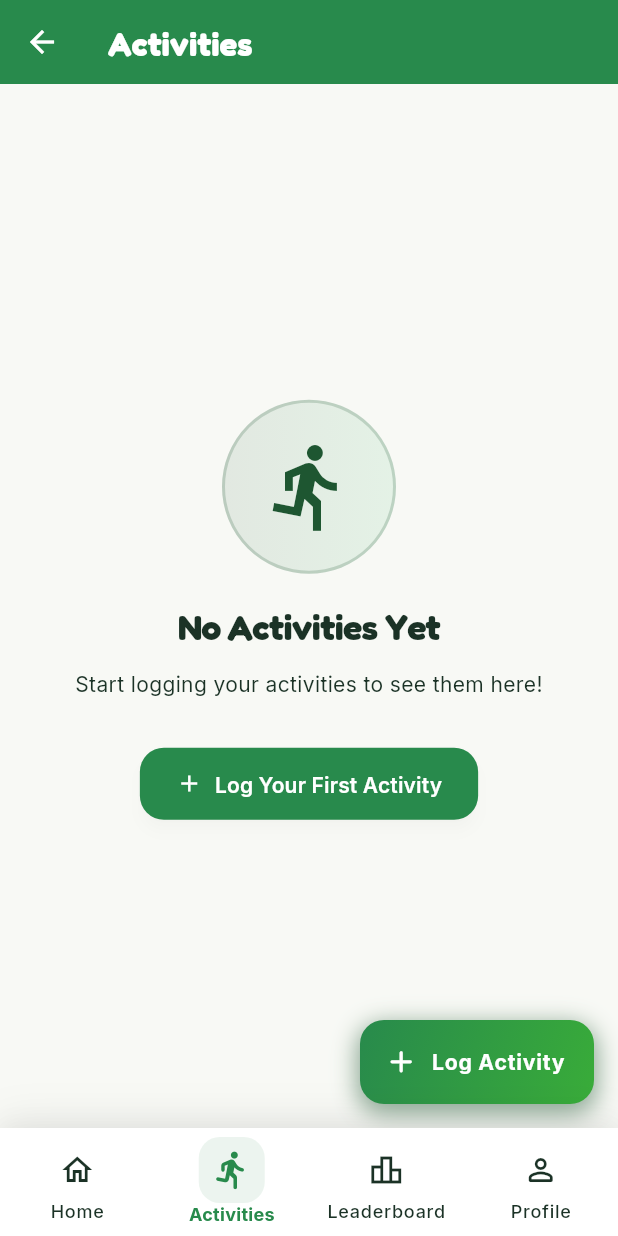
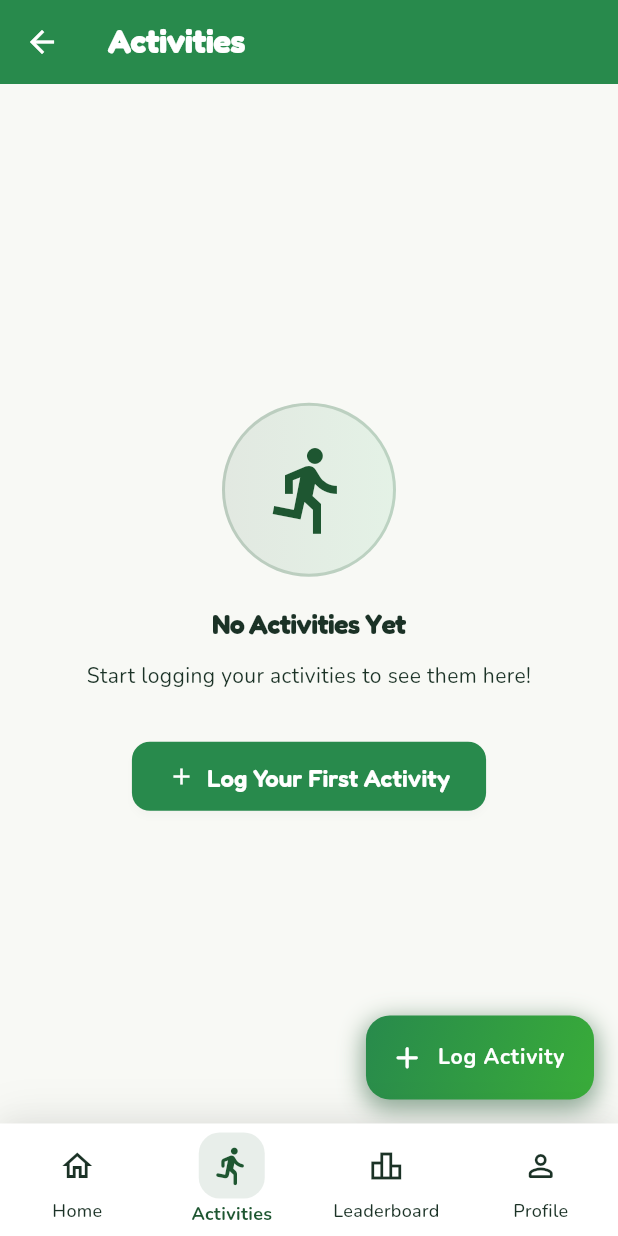
Before and after one commit to NickiMash17/fitquest-app, a Flutter app: the MainNavigationPage screen opened by its route, item 2 of the bottom bar chosen, on a phone screen of 412 x 824 dp. Run offline on Flutter 3.47's test engine with Material 3 defaults, Android fonts, the phone set to English and light mode, and no system bars; our stand-ins replace cached_network_image, cloud_firestore, confetti, connectivity_plus, equatable, firebase_analytics and 15 more; accounts and stored records are empty; generated files the repository leaves out were written again; network calls fail.

Commit message:
refactor: additional code quality improvements across widgets and pages

```diff
--- a/lib/core/theme/app_theme.dart
+++ b/lib/core/theme/app_theme.dart
@@ -1,16 +1,122 @@
 import 'package:flutter/material.dart';
 import 'package:fitquest/core/constants/app_colors.dart';
 import 'package:fitquest/core/constants/app_border_radius.dart';
-import 'package:fitquest/core/constants/app_typography.dart';
+import 'package:google_fonts/google_fonts.dart';
 
 class AppTheme {
   AppTheme._();
 
-  // Prefer AppTypography getters for consistent typographic scale
-  static final TextStyle _fredokaAppBar = AppTypography.headlineSmall.copyWith(
-    color: Colors.white,
+  // Cache font styles to avoid repeated GoogleFonts calls (performance optimization)
+  static final TextStyle _fredokaDisplayLarge = GoogleFonts.fredoka(
+    fontSize: 36,
+    fontWeight: FontWeight.w800,
+    color: AppColors.textPrimary,
+    letterSpacing: -1.0,
+    height: 1.2,
+  );
+  static final TextStyle _fredokaDisplayMedium = GoogleFonts.fredoka(
+    fontSize: 30,
+    fontWeight: FontWeight.w700,
+    color: AppColors.textPrimary,
+    letterSpacing: -0.5,
+    height: 1.3,
+  );
+  static final TextStyle _fredokaDisplaySmall = GoogleFonts.fredoka(
+    fontSize: 26,
+    fontWeight: FontWeight.w700,
+    color: AppColors.textPrimary,
+    letterSpacing: -0.5,
+    height: 1.3,
+  );
+  static final TextStyle _fredokaHeadlineLarge = GoogleFonts.fredoka(
+    fontSize: 24,
+    fontWeight: FontWeight.w700,
+    color: AppColors.textPrimary,
+    letterSpacing: -0.3,
+    height: 1.3,
+  );
+  static final TextStyle _fredokaHeadlineMedium = GoogleFonts.fredoka(
+    fontSize: 20,
+    fontWeight: FontWeight.w600,
+    color: AppColors.textPrimary,
+    letterSpacing: -0.2,
+    height: 1.4,
+  );
+  static final TextStyle _fredokaHeadlineSmall = GoogleFonts.fredoka(
+    fontSize: 18,
+    fontWeight: FontWeight.w600,
+    color: AppColors.textPrimary,
+    letterSpacing: 0,
+    height: 1.4,
+  );
+  static final TextStyle _fredokaTitleLarge = GoogleFonts.fredoka(
+    fontSize: 18,
+    fontWeight: FontWeight.w600,
+    color: AppColors.textPrimary,
+    letterSpacing: 0,
+    height: 1.4,
+  );
+  static final TextStyle _nunitoTitleMedium = GoogleFonts.nunito(
+    fontSize: 16,
+    fontWeight: FontWeight.w600,
+    color: AppColors.textPrimary,
+    letterSpacing: 0.1,
+    height: 1.5,
+  );
+  static final TextStyle _nunitoTitleSmall = GoogleFonts.nunito(
+    fontSize: 14,
+    fontWeight: FontWeight.w600,
+    color: AppColors.textPrimary,
+    letterSpacing: 0.1,
+    height: 1.5,
+  );
+  static final TextStyle _nunitoBodyLarge = GoogleFonts.nunito(
+    fontSize: 16,
+    fontWeight: FontWeight.w400,
+    color: AppColors.textPrimary,
+    letterSpacing: 0.15,
+    height: 1.6,
+  );
+  static final TextStyle _nunitoBodyMedium = GoogleFonts.nunito(
+    fontSize: 14,
+    fontWeight: FontWeight.w400,
+    color: AppColors.textSecondary,
+    letterSpacing: 0.25,
+    height: 1.6,
+  );
+  static final TextStyle _nunitoBodySmall = GoogleFonts.nunito(
+    fontSize: 12,
+    fontWeight: FontWeight.w400,
+    color: AppColors.textTertiary,
+    letterSpacing: 0.4,
+    height: 1.5,
+  );
+  static final TextStyle _nunitoLabelLarge = GoogleFonts.nunito(
+    fontSize: 14,
+    fontWeight: FontWeight.w600,
+    color: AppColors.textPrimary,
+    letterSpacing: 0.1,
+    height: 1.4,
+  );
+  static final TextStyle _nunitoLabelMedium = GoogleFonts.nunito(
+    fontSize: 12,
+    fontWeight: FontWeight.w500,
+    color: AppColors.textSecondary,
+    letterSpacing: 0.5,
+    height: 1.4,
+  );
+  static final TextStyle _nunitoLabelSmall = GoogleFonts.nunito(
+    fontSize: 11,
+    fontWeight: FontWeight.w500,
+    color: AppColors.textTertiary,
+    letterSpacing: 0.5,
+    height: 1.4,
+  );
+  static final TextStyle _fredokaAppBar = GoogleFonts.fredoka(
     fontSize: 22,
     fontWeight: FontWeight.w700,
+    color: Colors.white,
+    letterSpacing: -0.5,
   );
 
   static ThemeData lightTheme = ThemeData(
@@ -44,41 +150,41 @@ class AppTheme {
       iconTheme: const IconThemeData(color: Colors.white, size: 24),
     ),
     textTheme: TextTheme(
-      displayLarge: AppTypography.displayLarge,
-      displayMedium: AppTypography.displayMedium,
-      displaySmall: AppTypography.displaySmall,
-      headlineLarge: AppTypography.headlineLarge,
-      headlineMedium: AppTypography.headlineMedium,
-      headlineSmall: AppTypography.headlineSmall,
-      titleLarge: AppTypography.headlineSmall.copyWith(fontSize: 18),
-      titleMedium: AppTypography.bodyLarge,
-      titleSmall: AppTypography.bodyMedium,
-      bodyLarge: AppTypography.bodyLarge,
-      bodyMedium: AppTypography.bodyMedium,
-      bodySmall: AppTypography.bodySmall,
-      labelLarge: AppTypography.labelLarge,
-      labelMedium: AppTypography.labelMedium,
-      labelSmall: AppTypography.bodySmall,
+      displayLarge: _fredokaDisplayLarge,
+      displayMedium: _fredokaDisplayMedium,
+      displaySmall: _fredokaDisplaySmall,
+      headlineLarge: _fredokaHeadlineLarge,
+      headlineMedium: _fredokaHeadlineMedium,
+      headlineSmall: _fredokaHeadlineSmall,
+      titleLarge: _fredokaTitleLarge,
+      titleMedium: _nunitoTitleMedium,
+      titleSmall: _nunitoTitleSmall,
+      bodyLarge: _nunitoBodyLarge,
+      bodyMedium: _nunitoBodyMedium,
+      bodySmall: _nunitoBodySmall,
+      labelLarge: _nunitoLabelLarge,
+      labelMedium: _nunitoLabelMedium,
+      labelSmall: _nunitoLabelSmall,
     ),
     elevatedButtonTheme: ElevatedButtonThemeData(
       style: ElevatedButton.styleFrom(
         backgroundColor: AppColors.primary,
         foregroundColor: Colors.white,
-        elevation: 4,
-        padding: const EdgeInsets.symmetric(horizontal: 24, vertical: 14),
-        shape: RoundedRectangleBorder(borderRadius: AppBorderRadius.allLG),
-        textStyle: AppTypography.labelLarge.copyWith(color: Colors.white),
+        elevation: 2,
+        padding: const EdgeInsets.symmetric(horizontal: 24, vertical: 12),
+        shape: RoundedRectangleBorder(borderRadius: BorderRadius.circular(12)),
+        textStyle: _fredokaTitleLarge.copyWith(fontSize: 16),
       ),
     ),
     textButtonTheme: TextButtonThemeData(
       style: TextButton.styleFrom(
         foregroundColor: AppColors.primaryGreen,
-        textStyle: AppTypography.labelLarge.copyWith(fontSize: 14),
+        textStyle: _nunitoLabelLarge.copyWith(fontSize: 14),
       ),
     ),
     inputDecorationTheme: InputDecorationTheme(
       filled: true,
-      fillColor: AppColors.surface.withValues(alpha: 0.96),
+      fillColor: AppColors.surface,
       contentPadding: const EdgeInsets.symmetric(horizontal: 20, vertical: 16),
       border: OutlineInputBorder(
         borderRadius: AppBorderRadius.allMD,
@@ -88,7 +194,7 @@ class AppTheme {
         borderRadius: AppBorderRadius.allMD,
         borderSide: BorderSide(color: AppColors.divider, width: 1.5),
       ),
-      focusedBorder: OutlineInputBorder(
+      focusedBorder: const OutlineInputBorder(
         borderRadius: AppBorderRadius.allMD,
         borderSide: BorderSide(color: AppColors.primaryGreen, width: 2),
       ),
@@ -100,20 +206,20 @@ class AppTheme {
         borderRadius: AppBorderRadius.allMD,
         borderSide: BorderSide(color: AppColors.error, width: 2),
       ),
-      labelStyle: AppTypography.labelLarge.copyWith(
+      labelStyle: _nunitoLabelLarge.copyWith(
         fontWeight: FontWeight.w500,
         color: AppColors.textSecondary,
       ),
-      hintStyle: AppTypography.labelMedium.copyWith(
+      hintStyle: _nunitoLabelLarge.copyWith(
         color: AppColors.textTertiary,
       ),
-      helperStyle: AppTypography.labelMedium.copyWith(
+      helperStyle: _nunitoLabelMedium.copyWith(
         color: AppColors.textTertiary,
       ),
     ),
     cardTheme: CardThemeData(
-      elevation: 2,
-      shadowColor: AppColors.shadowLight,
+      elevation: 0,
+      shadowColor: Colors.transparent,
       shape: const RoundedRectangleBorder(
         borderRadius: AppBorderRadius.allLG,
         side: BorderSide.none,
@@ -123,29 +229,19 @@ class AppTheme {
       clipBehavior: Clip.antiAlias,
     ),
     bottomNavigationBarTheme: BottomNavigationBarThemeData(
-      backgroundColor: AppColors.surface,
+      backgroundColor: Colors.white,
       selectedItemColor: AppColors.primaryGreen,
       unselectedItemColor: const Color(0xFF616161),
       selectedIconTheme: const IconThemeData(size: 26),
       unselectedIconTheme: const IconThemeData(size: 24),
-      selectedLabelStyle: AppTypography.labelMedium.copyWith(
+      selectedLabelStyle: _nunitoLabelMedium.copyWith(
         fontWeight: FontWeight.w600,
       ),
-      unselectedLabelStyle: AppTypography.labelMedium,
+      unselectedLabelStyle: _nunitoLabelMedium,
       type: BottomNavigationBarType.fixed,
       elevation: 12,
       showSelectedLabels: true,
       showUnselectedLabels: true,
-    ),
-    navigationBarTheme: NavigationBarThemeData(
-      backgroundColor: AppColors.surface,
-      indicatorColor: AppColors.primaryLight,
-      labelTextStyle: MaterialStateProperty.all(
-        AppTypography.labelMedium.copyWith(fontWeight: FontWeight.w600),
-      ),
-      iconTheme: MaterialStateProperty.resolveWith((states) {
-        return IconThemeData(color: AppColors.primary);
-      }),
     ),
   );
 
@@ -180,26 +276,23 @@ class AppTheme {
       iconTheme: const IconThemeData(color: Colors.white, size: 24),
     ),
     textTheme: TextTheme(
-      displayLarge: AppTypography.displayLarge.copyWith(color: Colors.white),
-      displayMedium: AppTypography.displayMedium.copyWith(color: Colors.white),
-      displaySmall: AppTypography.displaySmall.copyWith(color: Colors.white),
-      headlineLarge: AppTypography.headlineLarge.copyWith(color: Colors.white),
-      headlineMedium:
-          AppTypography.headlineMedium.copyWith(color: Colors.white),
-      headlineSmall: AppTypography.headlineSmall.copyWith(color: Colors.white),
-      titleLarge: AppTypography.headlineSmall.copyWith(color: Colors.white),
-      titleMedium: AppTypography.bodyLarge.copyWith(color: Colors.white),
-      titleSmall: AppTypography.bodyMedium.copyWith(color: Colors.white),
-      bodyLarge: AppTypography.bodyLarge.copyWith(color: Colors.white),
+      displayLarge: _fredokaDisplayLarge.copyWith(color: Colors.white),
+      displayMedium: _fredokaDisplayMedium.copyWith(color: Colors.white),
+      displaySmall: _fredokaDisplaySmall.copyWith(color: Colors.white),
+      headlineLarge: _fredokaHeadlineLarge.copyWith(color: Colors.white),
+      headlineMedium: _fredokaHeadlineMedium.copyWith(color: Colors.white),
+      headlineSmall: _fredokaHeadlineSmall.copyWith(color: Colors.white),
+      titleLarge: _fredokaTitleLarge.copyWith(color: Colors.white),
+      titleMedium: _nunitoTitleMedium.copyWith(color: Colors.white),
+      titleSmall: _nunitoTitleSmall.copyWith(color: Colors.white),
+      bodyLarge: _nunitoBodyLarge.copyWith(color: Colors.white),
       bodyMedium:
-          AppTypography.bodyMedium.copyWith(color: AppColors.textSecondaryDark),
-      bodySmall:
-          AppTypography.bodySmall.copyWith(color: AppColors.textTertiaryDark),
-      labelLarge: AppTypography.labelLarge.copyWith(color: Colors.white),
-      labelMedium: AppTypography.labelMedium
-          .copyWith(color: AppColors.textSecondaryDark),
-      labelSmall:
-          AppTypography.bodySmall.copyWith(color: AppColors.textTertiaryDark),
+          _nunitoBodyMedium.copyWith(color: AppColors.textSecondaryDark),
+      bodySmall: _nunitoBodySmall.copyWith(color: AppColors.textTertiaryDark),
+      labelLarge: _nunitoLabelLarge.copyWith(color: Colors.white),
+      labelMedium:
+          _nunitoLabelMedium.copyWith(color: AppColors.textSecondaryDark),
+      labelSmall: _nunitoLabelSmall.copyWith(color: AppColors.textTertiaryDark),
     ),
     elevatedButtonTheme: ElevatedButtonThemeData(
       style: ElevatedButton.styleFrom(
@@ -212,7 +305,7 @@ class AppTheme {
         shape: const RoundedRectangleBorder(
           borderRadius: AppBorderRadius.allMD,
         ),
-        textStyle: AppTypography.bodyLarge.copyWith(letterSpacing: 0.5),
+        textStyle: _nunitoTitleMedium.copyWith(letterSpacing: 0.5),
       ).copyWith(
         elevation: WidgetStateProperty.resolveWith<double>(
           (Set<WidgetState> states) {
@@ -231,7 +324,7 @@ class AppTheme {
         shape: const RoundedRectangleBorder(
           borderRadius: AppBorderRadius.allSM,
         ),
-        textStyle: AppTypography.labelLarge.copyWith(
+        textStyle: GoogleFonts.nunito(
           fontSize: 14,
           fontWeight: FontWeight.w600,
           letterSpacing: 0.25,
@@ -262,16 +355,16 @@ class AppTheme {
         borderRadius: AppBorderRadius.allMD,
         borderSide: BorderSide(color: AppColors.error, width: 2),
       ),
-      labelStyle: AppTypography.labelLarge.copyWith(
+      labelStyle: GoogleFonts.nunito(
         fontSize: 14,
         fontWeight: FontWeight.w500,
         color: Colors.white.withValues(alpha: 0.7),
       ),
-      hintStyle: AppTypography.labelLarge.copyWith(
+      hintStyle: GoogleFonts.nunito(
         fontSize: 14,
         color: Colors.white.withValues(alpha: 0.5),
       ),
-      helperStyle: AppTypography.labelMedium.copyWith(
+      helperStyle: GoogleFonts.nunito(
         fontSize: 12,
         color: Colors.white.withValues(alpha: 0.6),
       ),
@@ -293,10 +386,10 @@ class AppTheme {
       unselectedItemColor: const Color(0xFF9E9E9E),
       selectedIconTheme: const IconThemeData(size: 26),
       unselectedIconTheme: const IconThemeData(size: 24),
-      selectedLabelStyle: AppTypography.labelMedium.copyWith(
+      selectedLabelStyle: _nunitoLabelMedium.copyWith(
         fontWeight: FontWeight.w600,
       ),
-      unselectedLabelStyle: AppTypography.labelMedium,
+      unselectedLabelStyle: _nunitoLabelMedium,
       type: BottomNavigationBarType.fixed,
       elevation: 12,
       showSelectedLabels: true,
--- a/lib/features/calendar/pages/calendar_page.dart
+++ b/lib/features/calendar/pages/calendar_page.dart
@@ -107,7 +107,7 @@ class _CalendarPageState extends State<CalendarPage> {
                     width: 2,
                   ),
                 ),
-                markerDecoration: BoxDecoration(
+                markerDecoration: const BoxDecoration(
                   color: AppColors.primaryGreen,
                   shape: BoxShape.circle,
                 ),
--- a/lib/features/home/pages/main_navigation_page.dart
+++ b/lib/features/home/pages/main_navigation_page.dart
@@ -1,7 +1,7 @@
 import 'package:flutter/material.dart';
 import 'package:fitquest/core/constants/app_colors.dart';
 import 'package:fitquest/core/constants/app_border_radius.dart';
-import 'package:fitquest/core/constants/app_typography.dart';
+import 'package:google_fonts/google_fonts.dart';
 import 'package:fitquest/features/home/pages/home_page.dart';
 import 'package:fitquest/features/home/pages/activities_page.dart';
 import 'package:fitquest/features/community/pages/leaderboard_page.dart';
@@ -123,22 +123,22 @@ class _MainNavigationPageState extends State<MainNavigationPage>
             type: BottomNavigationBarType.fixed,
             elevation: 0,
             backgroundColor: Colors.transparent,
-            selectedItemColor: AppColors.primary,
+            selectedItemColor: AppColors.primaryGreen,
             unselectedItemColor: Theme.of(context).colorScheme.onSurfaceVariant,
-            selectedIconTheme: IconThemeData(
+            selectedIconTheme: const IconThemeData(
               size: 28,
-              color: AppColors.primary,
+              color: AppColors.primaryGreen,
             ),
             unselectedIconTheme: IconThemeData(
               size: 24,
               color: Theme.of(context).colorScheme.onSurfaceVariant,
             ),
-            selectedLabelStyle: AppTypography.labelMedium.copyWith(
+            selectedLabelStyle: GoogleFonts.nunito(
               fontSize: 12,
               fontWeight: FontWeight.w700,
               letterSpacing: 0.2,
             ),
-            unselectedLabelStyle: AppTypography.labelMedium.copyWith(
+            unselectedLabelStyle: GoogleFonts.nunito(
               fontSize: 12,
               fontWeight: FontWeight.w500,
             ),
@@ -149,7 +149,7 @@ class _MainNavigationPageState extends State<MainNavigationPage>
                   decoration: BoxDecoration(
                     borderRadius: AppBorderRadius.allMD,
                     color: _currentIndex == 0
-                        ? AppColors.primary.withValues(alpha: 0.09)
+                        ? AppColors.primaryGreen.withValues(alpha: 0.1)
                         : Colors.transparent,
                   ),
                   child: Icon(
@@ -166,7 +166,7 @@ class _MainNavigationPageState extends State<MainNavigationPage>
                   decoration: BoxDecoration(
                     borderRadius: AppBorderRadius.allMD,
                     color: _currentIndex == 1
-                        ? AppColors.primary.withValues(alpha: 0.09)
+                        ? AppColors.primaryGreen.withValues(alpha: 0.1)
                         : Colors.transparent,
                   ),
                   child: Icon(
@@ -183,7 +183,7 @@ class _MainNavigationPageState extends State<MainNavigationPage>
                   decoration: BoxDecoration(
                     borderRadius: AppBorderRadius.allMD,
                     color: _currentIndex == 2
-                        ? AppColors.primary.withValues(alpha: 0.09)
+                        ? AppColors.primaryGreen.withValues(alpha: 0.1)
                         : Colors.transparent,
                   ),
                   child: Icon(
@@ -200,7 +200,7 @@ class _MainNavigationPageState extends State<MainNavigationPage>
                   decoration: BoxDecoration(
                     borderRadius: AppBorderRadius.allMD,
                     color: _currentIndex == 3
-                        ? AppColors.primary.withValues(alpha: 0.09)
+                        ? AppColors.primaryGreen.withValues(alpha: 0.1)
                         : Colors.transparent,
                   ),
                   child: Icon(
--- a/lib/features/home/pages/plant_detail_page.dart
+++ b/lib/features/home/pages/plant_detail_page.dart
@@ -160,7 +160,7 @@ class _PlantDetailPageState extends State<PlantDetailPage> {
                 children: [
                   Row(
                     children: [
-                      Icon(Icons.edit_rounded, color: AppColors.primaryGreen),
+                      const Icon(Icons.edit_rounded, color: AppColors.primaryGreen),
                       const SizedBox(width: 8),
                       Text(
                         'Plant Name',
@@ -269,7 +269,7 @@ class _PlantDetailPageState extends State<PlantDetailPage> {
                   LinearProgressIndicator(
                     value: growthProgress,
                     backgroundColor: Colors.grey[200],
-                    valueColor: AlwaysStoppedAnimation<Color>(
+                    valueColor: const AlwaysStoppedAnimation<Color>(
                       AppColors.primaryGreen,
                     ),
                     minHeight: 12,
--- a/lib/features/home/utils/wellness_data_helper.dart
+++ b/lib/features/home/utils/wellness_data_helper.dart
@@ -50,7 +50,7 @@ class WellnessDataHelper {
 
     // Calculate calories (from exercise)
     final caloriesBurned = exerciseActivities.fold<double>(
-        0.0, (sum, a) => sum + (a.calories ?? 0.0));
+        0.0, (sum, a) => sum + (a.calories ?? 0.0),);
 
     return WellnessData(
       date: today,
--- a/lib/shared/widgets/achievement_unlock_overlay.dart
+++ b/lib/shared/widgets/achievement_unlock_overlay.dart
@@ -344,7 +344,7 @@ class _ConfettiPainter extends CustomPainter {
   @override
   void paint(Canvas canvas, Size size) {
     final random = math.Random(42); // Fixed seed for consistent pattern
-    final particleCount = 50;
+    const particleCount = 50;
 
     for (int i = 0; i < particleCount; i++) {
       final x = random.nextDouble() * size.width;
--- a/lib/shared/widgets/glass_card.dart
+++ b/lib/shared/widgets/glass_card.dart
@@ -140,7 +140,7 @@ class _GlassCardState extends State<GlassCard>
 
     final borderRadius = widget.borderRadius ?? AppBorderRadius.allLG;
 
-    Widget card = Container(
+    final Widget card = Container(
       width: widget.width,
       height: widget.height,
       margin: widget.margin ?? EdgeInsets.zero,
--- a/lib/shared/widgets/premium_text_field.dart
+++ b/lib/shared/widgets/premium_text_field.dart
@@ -157,7 +157,7 @@ class _PremiumTextFieldState extends State<PremiumTextField>
                   width: 1.5,
                 ),
               ),
-              focusedBorder: OutlineInputBorder(
+              focusedBorder: const OutlineInputBorder(
                 borderRadius: AppBorderRadius.allLG,
                 borderSide: BorderSide(
                   color: AppColors.primaryGreen,
--- a/lib/shared/widgets/tree_shake_interaction.dart
+++ b/lib/shared/widgets/tree_shake_interaction.dart
@@ -1,6 +1,5 @@
 // lib/shared/widgets/tree_shake_interaction.dart
 import 'package:flutter/material.dart';
-import 'package:flutter/services.dart';
 import 'package:fitquest/core/utils/haptic_feedback_service.dart';
 import 'dart:math' as math;
 
```
Also changed, not shown: lib/features/community/pages/leaderboard_page.dart (+12 -104 lines), lib/shared/widgets/enhanced_shimmer_loader.dart (+6 -6 lines), lib/shared/widgets/time_based_background.dart (+4 -4 lines).
